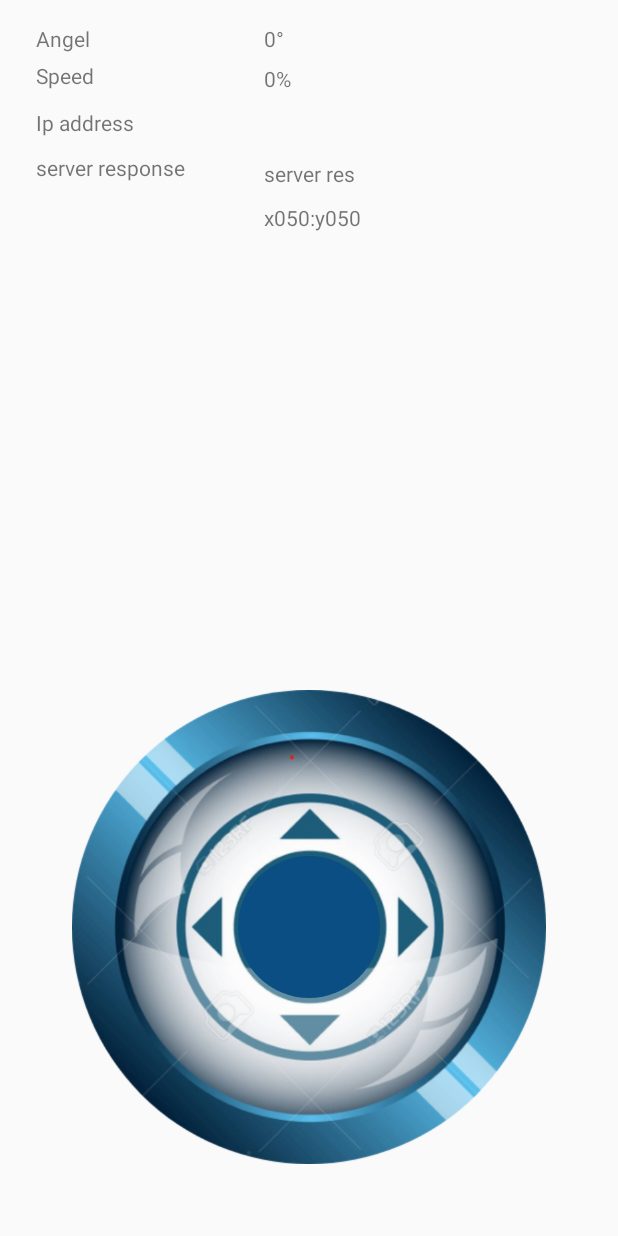
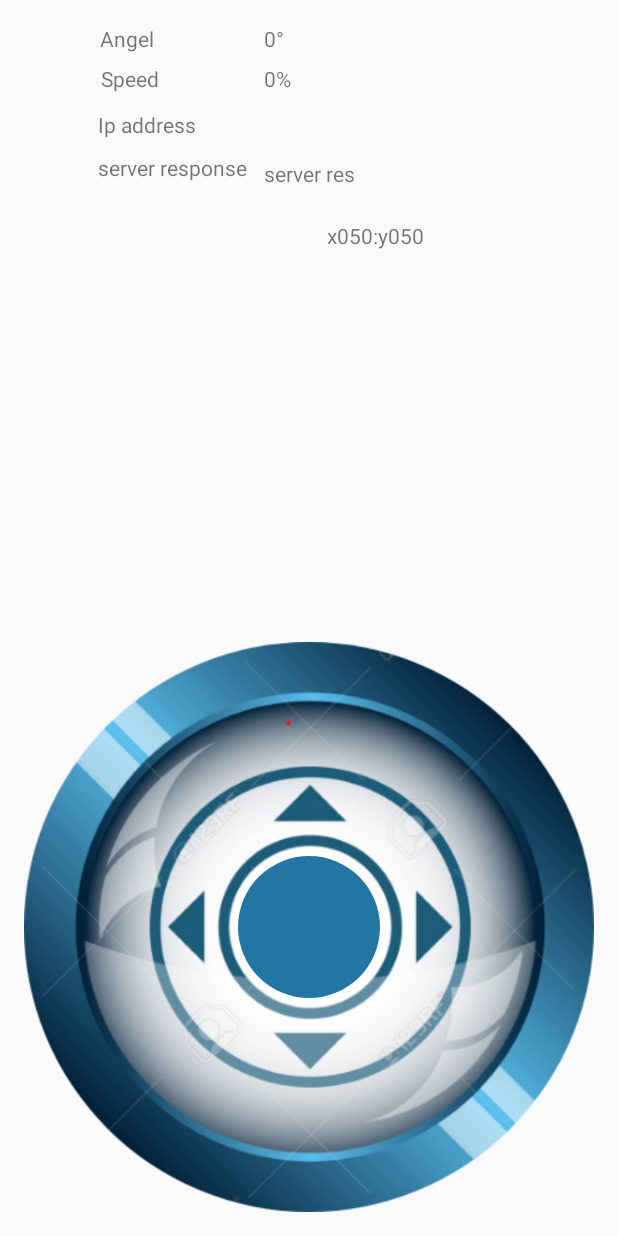
Before and after one commit to DIT112-V20/group-11, an Android app: the screen it shows after launch (Control), after a tap on "Connect to a TrailGage", on a phone screen of 412 x 824 dp. Run offline under Robolectric (Android 15) with nearby library versions, the phone set to English and light mode, and no system bars; libraries missing offline, so code that uses them is left out: com.apptakk.http_request.

Commit message:
the final version of android app ready to merge into master branch

```diff
--- a/TrailGage/app/build.gradle
+++ b/TrailGage/app/build.gradle
@@ -48,5 +48,6 @@
     implementation 'com.android.support:cardview-v7:X.0.0'
     // imported libs
     implementation project(path: ':virtualjoystick')
+    implementation 'com.apptakk.http_request:http-request:0.3.0'
 
 }
--- a/TrailGage/app/src/main/java/com/example/trailgage/Control.java
+++ b/TrailGage/app/src/main/java/com/example/trailgage/Control.java
@@ -33,7 +33,7 @@
         mTextViewStrengthRight = findViewById(R.id.textView_strength_right);
         mTextViewCoordinateRight = findViewById(R.id.textView_coordinate_right);
         mTextViewHttpResponse = findViewById(R.id.textView_Http_response);
-        String ip = getIntent().getStringExtra("ipAdd");
+        String ip = getIntent().getStringExtra("ipAddress");
         //ip = "/192.168.1.105";
         textViewIpAdd = findViewById(R.id.textView_Ip_Add);
         textViewIpAdd.setText(ip);
@@ -47,8 +47,8 @@
                 strength = setStrength(strength, angle);
                 angle = setAngel(angle);
 
-                mTextViewAngleRight.setText(angle + "");
-                mTextViewStrengthRight.setText(strength + "");
+                mTextViewAngleRight.setText(angle + "°");
+                mTextViewStrengthRight.setText(strength + "%");
                 mTextViewCoordinateRight.setText(
                         String.format("x%03d:y%03d",
                                 joystickRight.getNormalizedX(),
@@ -61,12 +61,14 @@
                         new HttpRequest.Handler() {
                             @Override
                             public void response(HttpResponse response) {
-                                if (response.code == 200) {
+                                mTextViewHttpResponse.setText(response.body);
+                               /* if (response.code == 200) {
                                     mTextViewHttpResponse.setText(response.body);
+                                    System.out.println(response.body.toString());
                                 } else {
                                     System.out.println(response.body);
                                     //mTextViewHttpResponse.setText(response.body);
-                                }
+                                }*/
                             }
                         }).execute();
 
@@ -91,7 +93,7 @@
         String ipAdd = ip;
         //System.out.println("http://192.168.1.105/drive?speed="+String.valueOf(strength)+"&angle="+String.valueOf(angle));
         System.out.println("http:/" + ip + "/drive?speed=" + String.valueOf(strength) + "&angle=" + String.valueOf(angle));
-        return "http://192.168.1.105/drive?speed=" + String.valueOf(strength) + "&angle=" + String.valueOf(angle);
+        return "http:/" + ip + "/drive?speed=" + String.valueOf(strength) + "&angle=" + String.valueOf(angle);
     }
 
     // this method to correct the app angel to fit the sketch angel.
--- a/TrailGage/app/src/main/java/com/example/trailgage/MainActivity.kt
+++ b/TrailGage/app/src/main/java/com/example/trailgage/MainActivity.kt
@@ -33,6 +33,8 @@
         // initialize views
         trailNameEditText = findViewById(R.id.editTextTrailname)
         imm = getSystemService(Context.INPUT_METHOD_SERVICE) as InputMethodManager
+        trailIpAddress = ""
+        trailName = ""
 
 
         trailNameEditText?.setOnEditorActionListener(this)
@@ -67,7 +69,9 @@
 
                 imm?.hideSoftInputFromWindow(trailNameEditText?.windowToken, 0)
                 trailName = trailNameEditText?.text?.trim().toString()
+                println(trailName)
                 trailIpAddress =getIpAdd(trailName)
+                println(trailIpAddress)
 
 
             }
@@ -78,7 +82,7 @@
 
     }
 
-    private fun getIpAdd(tags: String?): String {
+    private fun getIpAdd(trailName: String?): String {
 
         var tempIpAddress = ""
 
--- a/TrailGage/app/src/main/res/layout/activity_control.xml
+++ b/TrailGage/app/src/main/res/layout/activity_control.xml
@@ -1,6 +1,7 @@
 <?xml version="1.0" encoding="utf-8"?>
 <RelativeLayout
     xmlns:android="http://schemas.android.com/apk/res/android"
+    xmlns:custom="http://schemas.android.com/apk/res-auto"
     xmlns:tools="http://schemas.android.com/tools"
     android:layout_width="match_parent"
     android:layout_height="match_parent"
@@ -15,43 +16,44 @@
         android:layout_height="wrap_content"
         android:layout_alignParentBottom="true"
         android:layout_margin="32dp"
-        android:background="@drawable/joystick_background"
         custom:JV_buttonImage="@drawable/pink_ball"
         custom:JV_fixedCenter="false"/>
 
 
-
     <TextView
         android:id="@+id/textView_angle_right"
-        android:layout_width="wrap_content"
+        android:layout_width="48dp"
         android:layout_height="wrap_content"
         android:layout_alignParentStart="true"
         android:layout_alignParentRight="true"
         android:layout_marginStart="160dp"
-        android:layout_marginRight="237dp"
+        android:layout_marginRight="187dp"
         android:text="0°" />
 
     <TextView
         android:id="@+id/textView_strength_right"
-        android:layout_width="wrap_content"
+        android:layout_width="58dp"
         android:layout_height="wrap_content"
         android:layout_below="@+id/textView_angle_right"
         android:layout_alignParentStart="true"
         android:layout_alignParentRight="true"
         android:layout_marginStart="160dp"
         android:layout_marginTop="7dp"
-        android:layout_marginRight="277dp"
+        android:layout_marginRight="177dp"
         android:text="0%" />
 
     <TextView
         android:id="@+id/textView_strength_right3"
-        android:layout_width="62dp"
+        android:layout_width="82dp"
         android:layout_height="wrap_content"
         android:layout_below="@+id/textView_angle_right"
+        android:layout_alignParentStart="true"
         android:layout_alignParentRight="true"
-        android:layout_marginTop="5dp"
-        android:layout_marginRight="310dp"
-        android:text="Speed" />
+        android:layout_marginStart="30dp"
+        android:layout_marginTop="7dp"
+        android:layout_marginRight="270dp"
+        android:text="Speed"
+        android:textAlignment="center" />
 
     <TextView
         android:id="@+id/textView_coordinate_right"
@@ -60,9 +62,9 @@
         android:layout_below="@+id/textView_strength_right"
         android:layout_alignParentStart="true"
         android:layout_alignParentRight="true"
-        android:layout_marginStart="160dp"
-        android:layout_marginTop="73dp"
-        android:layout_marginRight="317dp"
+        android:layout_marginStart="202dp"
+        android:layout_marginTop="85dp"
+        android:layout_marginRight="118dp"
         android:text="x050:y050" />
 
     <TextView
@@ -79,15 +81,16 @@
 
     <TextView
         android:id="@+id/textView_Http_response2"
-        android:layout_width="123dp"
-        android:layout_height="20dp"
+        android:layout_width="125dp"
+        android:layout_height="30dp"
         android:layout_below="@+id/textView_strength_right"
         android:layout_alignParentStart="true"
         android:layout_alignParentRight="true"
-        android:layout_marginStart="8dp"
+        android:layout_marginStart="36dp"
         android:layout_marginTop="40dp"
-        android:layout_marginRight="272dp"
-        android:text="server response" />
+        android:layout_marginRight="250dp"
+        android:text="server response"
+        android:textAlignment="center" />
 
     <TextView
         android:id="@+id/textView_Ip_Add"
@@ -103,16 +106,16 @@
 
     <TextView
         android:id="@+id/textView_Ip_Add2"
-        android:layout_width="91dp"
-        android:layout_height="21dp"
+        android:layout_width="103dp"
+        android:layout_height="wrap_content"
         android:layout_below="@+id/textView_strength_right"
         android:layout_alignParentStart="true"
         android:layout_alignParentRight="true"
-
-        android:layout_marginStart="8dp"
-        android:layout_marginTop="10dp"
-        android:layout_marginRight="299dp"
-        android:text="Ip address" />
+        android:layout_marginStart="30dp"
+        android:layout_marginTop="11dp"
+        android:layout_marginRight="266dp"
+        android:text="Ip address"
+        android:textAlignment="center" />
 
     <io.github.controlwear.virtual.joystick.android.JoystickView
         xmlns:custom="http://schemas.android.com/apk/res-auto"
@@ -123,14 +126,16 @@
         android:layout_alignParentRight="true"
         android:layout_marginTop="64dp"
         custom:JV_borderWidth="8dp"
-        custom:JV_buttonColor="#0B4E83"/>
+        custom:JV_buttonColor="#2376A3"
+        android:background="@drawable/joystick_background"/>
 
     <TextView
         android:id="@+id/textView"
-        android:layout_width="wrap_content"
+        android:layout_width="57dp"
         android:layout_height="wrap_content"
         android:layout_alignParentStart="true"
-        android:layout_marginStart="8dp"
-        android:text="Angel" />
+        android:layout_marginStart="40dp"
+        android:text="Angel"
+        android:textAlignment="center" />
 
 </RelativeLayout>
```
